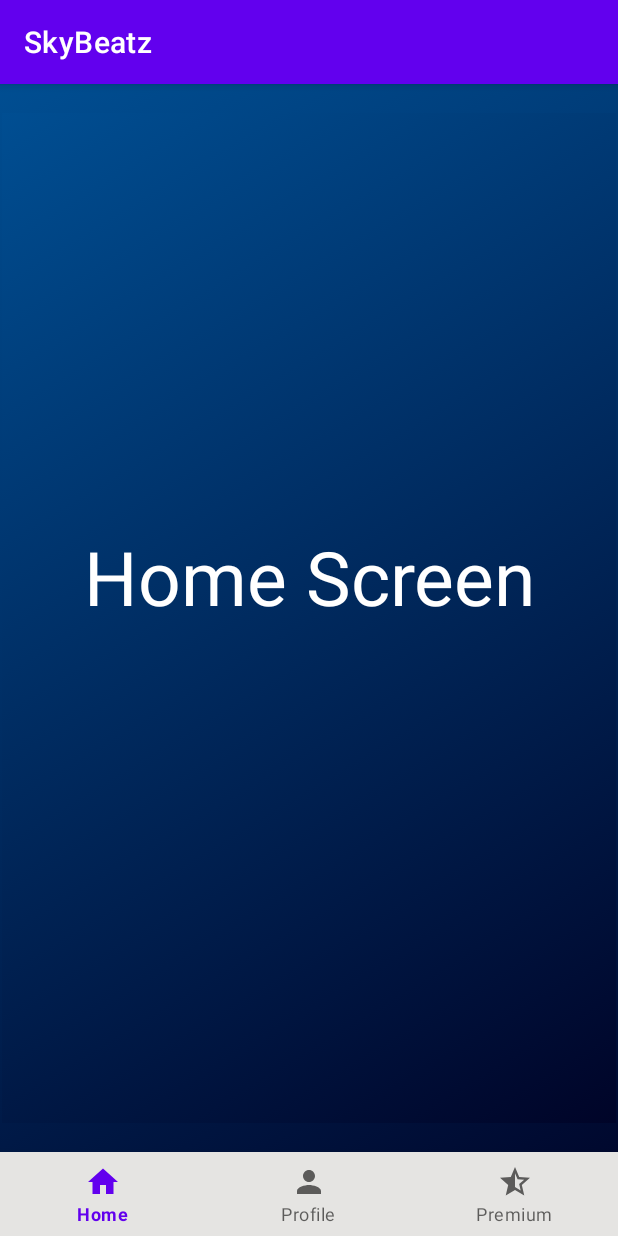
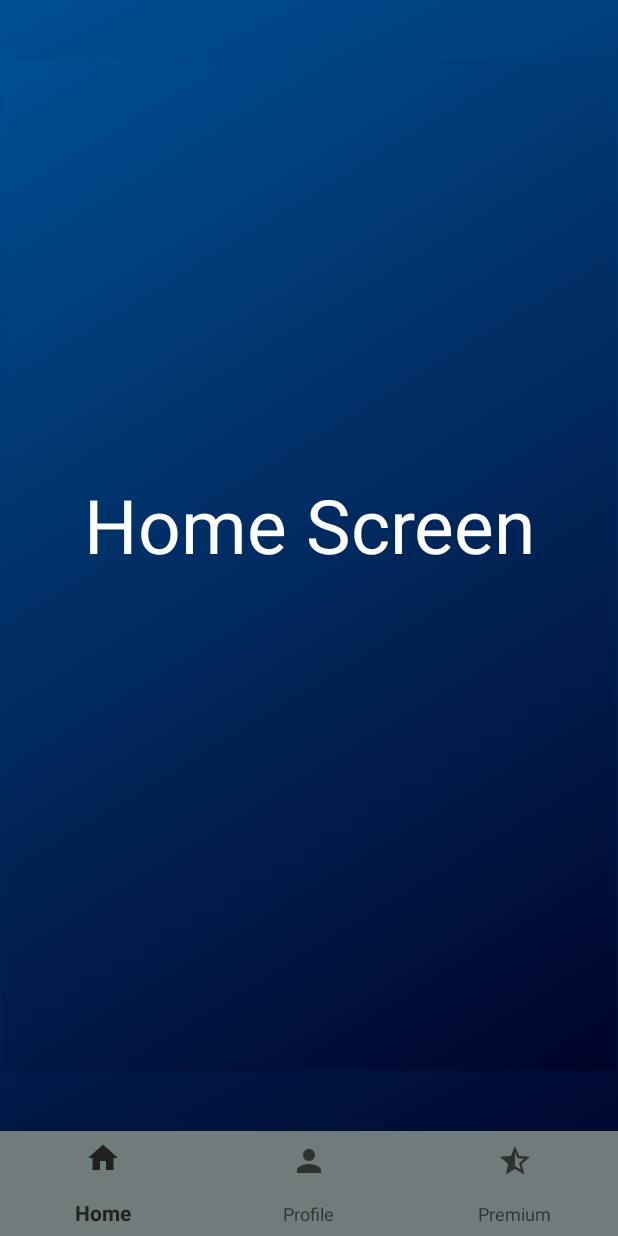
Before and after one commit to itsprathvi/skyBeatz, an Android app: the screen it shows after launch (MainActivity), on a phone screen of 412 x 824 dp. Run offline under Robolectric (Android 15) with nearby library versions, the phone set to English and light mode, and no system bars; our stand-ins replace navigation-ui.

Commit message:
Action Bar Removed

```diff
--- a/app/src/main/AndroidManifest.xml
+++ b/app/src/main/AndroidManifest.xml
@@ -3,12 +3,12 @@
     package="com.example.musicapp">
 
     <application
+        android:theme="@style/AppTheme.NoActionBar"
         android:allowBackup="true"
         android:icon="@mipmap/ic_launcher"
         android:label="@string/app_name"
         android:roundIcon="@mipmap/ic_launcher_round"
-        android:supportsRtl="true"
-        android:theme="@style/Theme.MusicApp">
+        android:supportsRtl="true">
         <activity android:name=".MainActivity">
             <intent-filter>
                 <action android:name="android.intent.action.MAIN" />
--- a/app/src/main/res/layout/activity_main.xml
+++ b/app/src/main/res/layout/activity_main.xml
@@ -1,6 +1,5 @@
 <?xml version="1.0" encoding="utf-8"?>
 <androidx.constraintlayout.widget.ConstraintLayout xmlns:android="http://schemas.android.com/apk/res/android"
-
     xmlns:app="http://schemas.android.com/apk/res-auto"
     xmlns:tools="http://schemas.android.com/tools"
     android:layout_width="match_parent"
@@ -12,7 +11,7 @@
     <com.google.android.material.bottomnavigation.BottomNavigationView
         android:id="@+id/bottomNavigationView"
         android:layout_width="match_parent"
-        android:layout_height="wrap_content"
+        android:layout_height="70dp"
         android:background="@color/grey"
         app:layout_constraintBottom_toBottomOf="parent"
         app:layout_constraintEnd_toEndOf="parent"
--- a/app/src/main/res/values-v21/styles.xml
+++ b/app/src/main/res/values-v21/style.xml
@@ -8,4 +8,11 @@
         <item name="android:textColor">@color/white</item>
         <item name="android:fontFamily">monospace</item>
     </style>
+
+    <style name="AppTheme.NoActionBar" parent="Theme.AppCompat.Light.DarkActionBar">
+        <item name="windowActionBar">false</item>
+        <item name="windowNoTitle">true</item>
+        <item name="android:windowFullscreen">true</item>
+    </style>
+
 </resources>
--- a/app/src/main/res/values/colors.xml
+++ b/app/src/main/res/values/colors.xml
@@ -7,5 +7,5 @@
     <color name="teal_700">#FF018786</color>
     <color name="black">#FF000000</color>
     <color name="white">#FFFFFFFF</color>
-    <color name="grey">#E5E4E2</color>
+    <color name="grey"> #707b7c </color>
 </resources>
```
